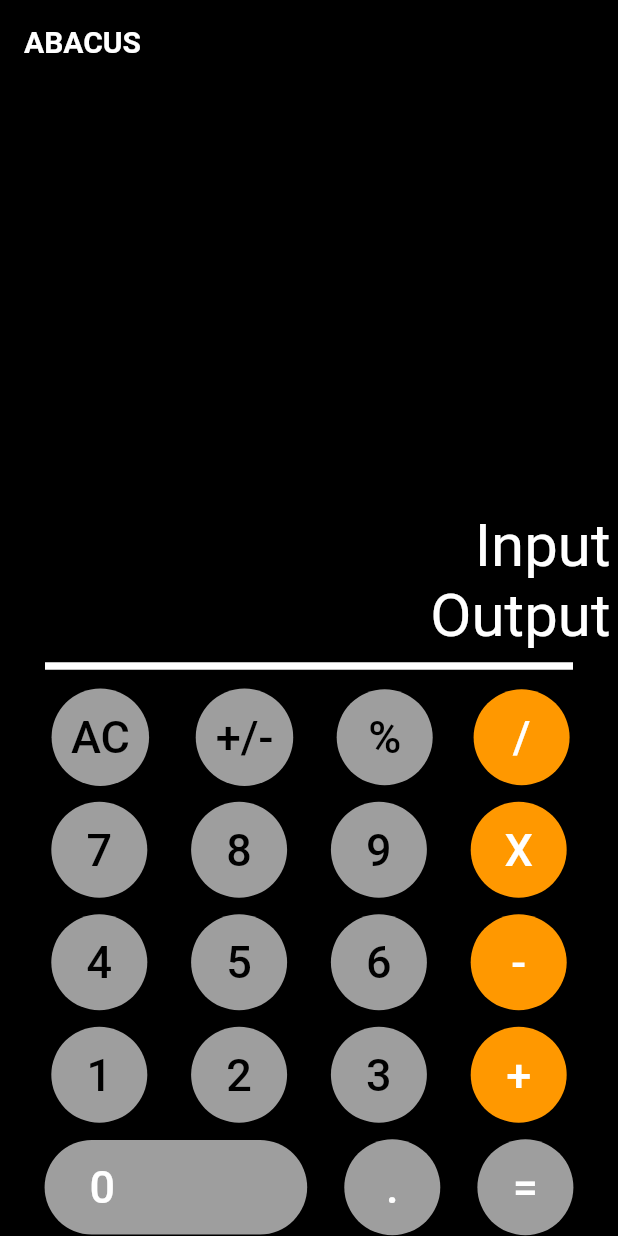
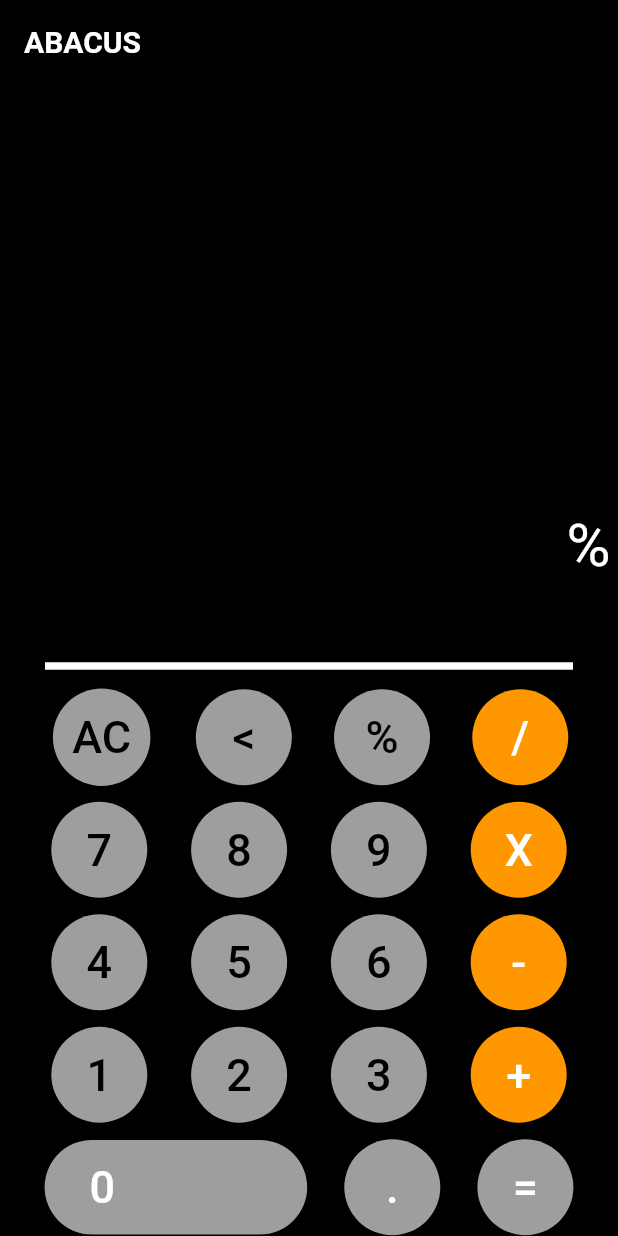
Before and after one commit to Himal-Thapa1/project_abacus, a Flutter app: the screen it shows after launch, after a tap on an icon or button, on a phone screen of 412 x 824 dp. Run offline on Flutter 3.47's test engine with Material 2 defaults, Android fonts, the phone set to English and light mode, and no system bars; our stand-ins replace google_fonts, petitparser; Roboto replaces fonts that are missing (Itim).

Commit message:
everything works except % so ditching it

```diff
--- /dev/null
+++ b/lib/calculator_brain/brain.dart
@@ -0,0 +1,40 @@
+import 'package:petitparser/petitparser.dart';
+
+class CalculatorBrain {
+  double _evaluateExpression(String expression) {
+    // var number = digit().plus().flatten().trim().map((value) => double.parse(value));
+    var number = (digit().plus() & (char('.') & digit().plus()).optional())
+        .flatten()
+        .trim()
+        .map((value) => double.parse(value));
+    // ignore: deprecated_member_use
+    var term = number | (char('(') & ref(() => expression) & char(')')).pick(1);
+
+
+    var factor = term
+        .separatedBy(char('*').trim(), includeSeparators: false)
+        .map((list) => list.reduce((a, b) => a * b));
+    var expressionParser = factor
+        .separatedBy(char('+').trim(), includeSeparators: false)
+        .map((list) => list.reduce((a, b) => a + b));
+
+    var result = expressionParser.parse(expression);
+    return result.value.toDouble();
+  }
+
+  String calculate(String input) {
+    // Replace 'X' with '*' for multiplication
+    String processedInput = input.replaceAll("X", "*");
+
+    double result = _evaluateExpression(processedInput);
+
+    // return result.toStringAsFixed(2); // You can adjust the decimal places as needed
+    if (result == result.toInt()) {
+      // If the result is an integer, return it as an integer
+      return result.toInt().toString();
+    } else {
+      // If the result has a decimal point, return it as a double
+      return result.toStringAsFixed(2);
+    }
+  }
+}
--- a/lib/reusable_Widgets/calc_button.dart
+++ b/lib/reusable_Widgets/calc_button.dart
@@ -1,10 +1,10 @@
 import 'package:flutter/material.dart';
 
-Widget calcbutton(String btntxt, Color btncolor, Color txtcolor) {
+Widget calcbutton(String btntxt, Color btncolor, Color txtcolor, Function(String) onButtonClick) {
   return Container(
     child: ElevatedButton(
       onPressed: () {
-        //later adding the function
+        onButtonClick(btntxt);
       },
       child: Text(
         btntxt,
--- a/lib/screen/home_screen.dart
+++ b/lib/screen/home_screen.dart
@@ -2,6 +2,7 @@
 
 import 'package:flutter/material.dart';
 import 'package:google_fonts/google_fonts.dart';
+import 'package:project_abacus/calculator_brain/brain.dart';
 import 'package:project_abacus/constants/color.dart';
 import 'package:project_abacus/reusable_Widgets/calc_button.dart';
 
@@ -13,6 +14,35 @@ class homeScreen extends StatefulWidget {
 }
 
 class _homeScreenState extends State<homeScreen> {
+  CalculatorBrain _calculatorBrain = CalculatorBrain();
+  String input = "";
+  String output = "";
+
+  void onButtonClick(String value) {
+    setState(() {
+      if (value == "AC") {
+        input = "";
+        output = "";
+      } else if (value == "<") {
+        if (input.isNotEmpty) {
+          input = input.substring(0, input.length - 1);
+        }
+      } else if (value == "=") {
+        output = _calculatorBrain.calculate(input);
+  //     } else if (value == "%") {
+  //       if (input.isNotEmpty) {
+  // // Calculate the percentage value
+  //         double? inputValue = double.tryParse(input);
+  //         double percentageValue = inputValue! / 100.0;
+  //         input = percentageValue.toString();
+  //         output = input; // Display the percentage value in output immediately
+  //       }
+      }
+  else {
+        input += value;
+      }
+    });
+  }
   @override
   Widget build(BuildContext context) {
     return Material(
@@ -46,7 +76,7 @@ class _homeScreenState extends State<homeScreen> {
                   children: [
                     Padding(padding: EdgeInsets.all(10.0)),
                     Text(
-                      "Input",
+                      input,
                       textAlign: TextAlign.right,
                       style: TextStyle(
                         color: white,
@@ -54,7 +84,7 @@ class _homeScreenState extends State<homeScreen> {
                       ),
                     ),
                     Text(
-                      "Output",
+                      output,
                       style: TextStyle(
                         color: white,
                         fontSize: 40,
@@ -79,10 +109,10 @@ class _homeScreenState extends State<homeScreen> {
               Row(
                 mainAxisAlignment: MainAxisAlignment.spaceEvenly,
                 children: [
-                  calcbutton('AC', Colors.grey, black),
-                  calcbutton('+/-', Colors.grey, black),
-                  calcbutton('%', Colors.grey, black),
-                  calcbutton('/', accentColor, white),
+                  calcbutton('AC', Colors.grey, black, onButtonClick),
+                  calcbutton('<', Colors.grey, black, onButtonClick),
+                  calcbutton('%', Colors.grey, black, onButtonClick),
+                  calcbutton('/', accentColor, white, onButtonClick),
                 ],
               ),
               SizedBox(
@@ -92,10 +122,10 @@ class _homeScreenState extends State<homeScreen> {
               Row(
                 mainAxisAlignment: MainAxisAlignment.spaceEvenly,
                 children: [
-                  calcbutton('7', Colors.grey, black),
-                  calcbutton('8', Colors.grey, black),
-                  calcbutton('9', Colors.grey, black),
-                  calcbutton('X', accentColor, white),
+                  calcbutton('7', Colors.grey, black, onButtonClick),
+                  calcbutton('8', Colors.grey, black, onButtonClick),
+                  calcbutton('9', Colors.grey, black, onButtonClick),
+                  calcbutton('X', accentColor, white, onButtonClick),
                 ],
               ),
               SizedBox(
@@ -104,10 +134,10 @@ class _homeScreenState extends State<homeScreen> {
               Row(
                 mainAxisAlignment: MainAxisAlignment.spaceEvenly,
                 children: [
-                  calcbutton('4', Colors.grey, black),
-                  calcbutton('5', Colors.grey, black),
-                  calcbutton('6', Colors.grey, black),
-                  calcbutton('-', accentColor, white),
+                  calcbutton('4', Colors.grey, black, onButtonClick),
+                  calcbutton('5', Colors.grey, black, onButtonClick),
+                  calcbutton('6', Colors.grey, black, onButtonClick),
+                  calcbutton('-', accentColor, white, onButtonClick),
                 ],
               ),
               SizedBox(
@@ -116,10 +146,10 @@ class _homeScreenState extends State<homeScreen> {
               Row(
                 mainAxisAlignment: MainAxisAlignment.spaceEvenly,
                 children: [
-                  calcbutton('1', Colors.grey, black),
-                  calcbutton('2', Colors.grey, black),
-                  calcbutton('3', Colors.grey, black),
-                  calcbutton('+', accentColor, white),
+                  calcbutton('1', Colors.grey, black, onButtonClick),
+                  calcbutton('2', Colors.grey, black, onButtonClick),
+                  calcbutton('3', Colors.grey, black, onButtonClick),
+                  calcbutton('+', accentColor, white, onButtonClick),
                 ],
               ),
               SizedBox(
@@ -130,7 +160,7 @@ class _homeScreenState extends State<homeScreen> {
                 children: [
                   ElevatedButton(
                     onPressed: () {
-                      //later wii add the function
+                      onButtonClick("0");
                     },
                     child: Text(
                       "0",
@@ -147,8 +177,8 @@ class _homeScreenState extends State<homeScreen> {
                           EdgeInsets.fromLTRB(30, 14, 128, 14)),
                     ),
                   ),
-                  calcbutton('.', Colors.grey, white),
-                  calcbutton("=", Colors.grey, white),
+                  calcbutton('.', Colors.grey, white, onButtonClick),
+                  calcbutton("=", Colors.grey, white, onButtonClick),
                 ],
               )
             ],
--- a/pubspec.yaml
+++ b/pubspec.yaml
@@ -36,6 +36,7 @@ dependencies:
   # Use with the CupertinoIcons class for iOS style icons.
   cupertino_icons: ^1.0.2
   google_fonts: ^5.1.0
+  petitparser: ^6.0.1
 
 dev_dependencies:
   flutter_test:
```
Also changed, not shown: pubspec.lock.
